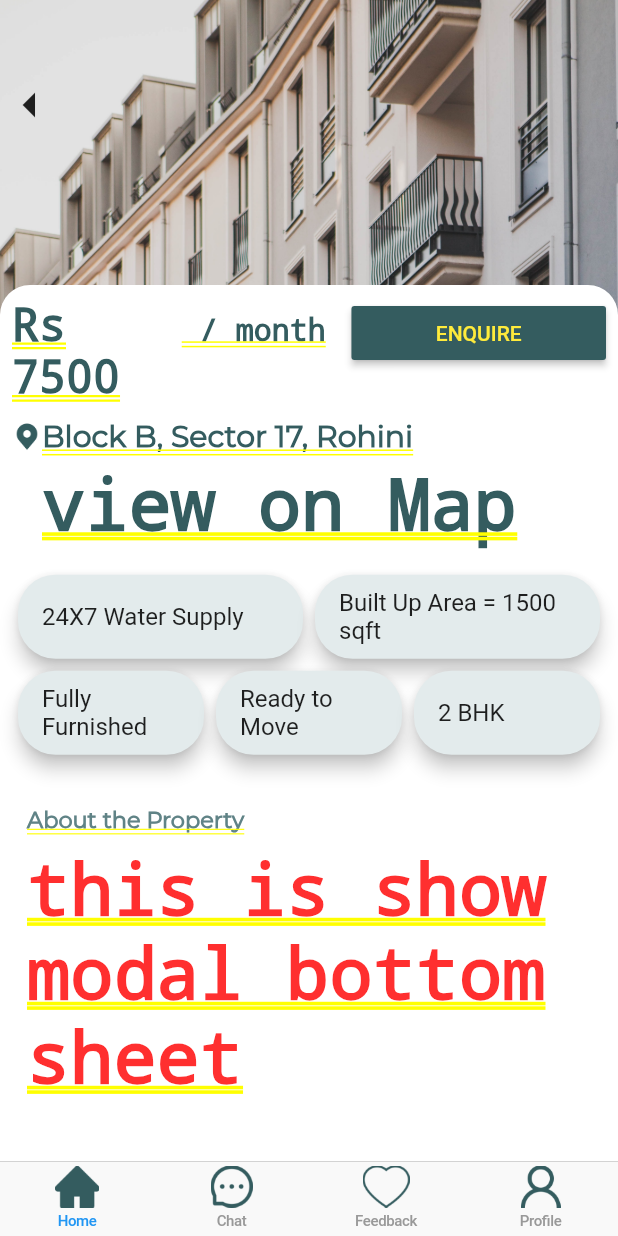
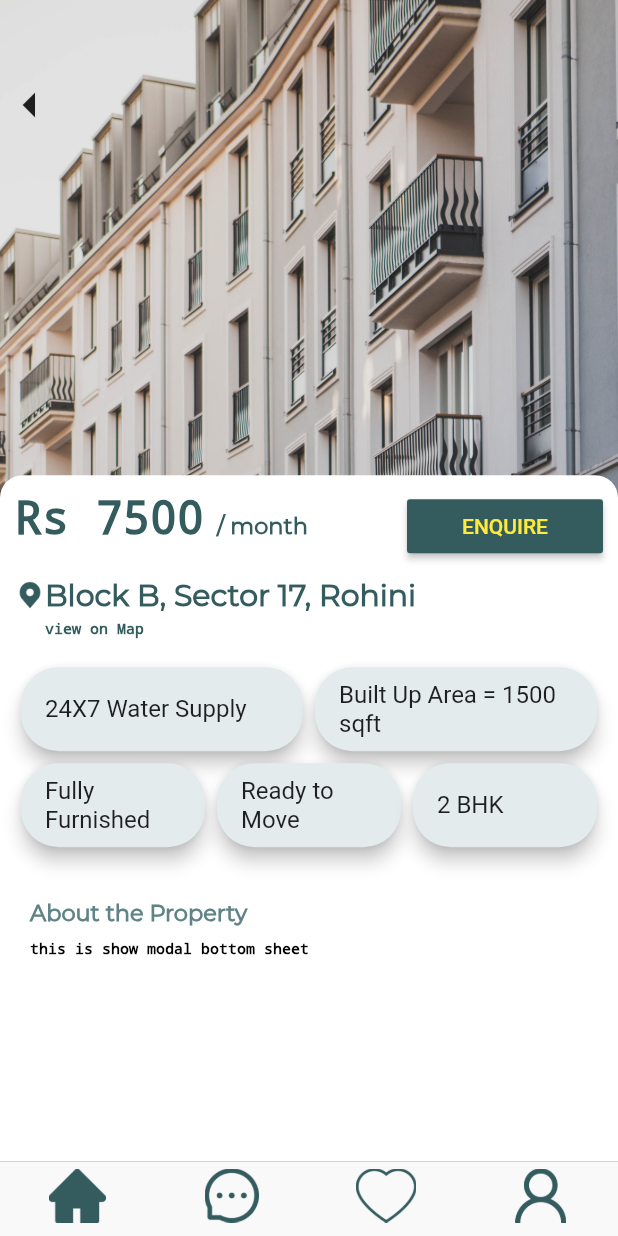
Before and after one commit to deepakkdkk/monkhood, a Flutter app: the screen it shows after launch, after a tap on an icon or button, on a phone screen of 412 x 824 dp. Run offline on Flutter 3.47's test engine with Material 2 defaults, Android fonts, the light colour scheme and no system bars; our stand-ins replace sticky_headers.

Commit message:
search bar, icons, bottomnavigationbar and some more changes

```diff
--- a/lib/main.dart
+++ b/lib/main.dart
@@ -24,21 +24,18 @@ class _MyAppState extends State<MyApp> {
               BottomNavigationBarItem(
                 activeIcon: BottomItemActive('assets/home_selected.png'),
                 icon: BottomItemInactive('assets/home_unselected.png'),
-                label: 'Home',
               ),
               BottomNavigationBarItem(
                 activeIcon: BottomItemActive('assets/chat_selected.png'),
                 icon: BottomItemInactive('assets/chat_unselected.png'),
-                label: 'Chat',
               ),
               BottomNavigationBarItem(
-                  activeIcon: BottomItemActive('assets/feedback_selected.png'),
-                  icon: BottomItemInactive('assets/feedback_unselected.png'),
-                  label: 'Feedback'),
+                activeIcon: BottomItemActive('assets/feedback_selected.png'),
+                icon: BottomItemInactive('assets/feedback_unselected.png'),
+              ),
               BottomNavigationBarItem(
                 activeIcon: BottomItemActive('assets/profile_selected.png'),
                 icon: BottomItemInactive('assets/profile_unselected.png'),
-                label: 'Profile',
               ),
             ],
           ),
@@ -87,7 +84,7 @@ class BottomItemActive extends StatelessWidget {
   @override
   Widget build(BuildContext context) {
     return Padding(
-      padding: const EdgeInsets.all(3.0),
+      padding: const EdgeInsets.all(5.0),
       child: Image(
         image: AssetImage(selectedItem),
       ),
@@ -101,7 +98,7 @@ class BottomItemInactive extends StatelessWidget {
   @override
   Widget build(BuildContext context) {
     return Padding(
-      padding: const EdgeInsets.all(3.0),
+      padding: const EdgeInsets.all(5.0),
       child: Image(
         image: AssetImage(unselectedItem),
       ),
--- a/lib/pages/functions/heading_page.dart
+++ b/lib/pages/functions/heading_page.dart
@@ -10,6 +10,7 @@ class Heading extends StatelessWidget {
       child: Text(
         texting,
         style: TextStyle(
+          decoration: TextDecoration.none,
           fontSize: 15,
           color: Color(0xFF608386),
           fontWeight: FontWeight.bold,
--- a/lib/pages/functions/last_searchTap.dart
+++ b/lib/pages/functions/last_searchTap.dart
@@ -21,7 +21,6 @@ class _LastSearchTapState extends State<LastSearchTap> {
         ),
       ),
       child: Column(
-
         crossAxisAlignment: CrossAxisAlignment.start,
         children: [
           SizedBox(
@@ -36,7 +35,6 @@ class _LastSearchTapState extends State<LastSearchTap> {
               Navigator.pop(context);
             },
           ),
-
           SizedBox(
             height: 100,
           ),
@@ -44,15 +42,28 @@ class _LastSearchTapState extends State<LastSearchTap> {
             flex: 1,
             child: Container(
               decoration: BoxDecoration(
-                  color: Colors.white,
                 borderRadius: BorderRadius.only(
                   topLeft: Radius.circular(20),
                   topRight: Radius.circular(20),
-                  )),
-              child: SingleChildScrollView(
-                child: Padding(
-                  padding: const EdgeInsets.all(8.0),
-                  child: Column(
+                ),
+              ),
+              child: DraggableScrollableSheet(
+                initialChildSize: 0.8,
+                minChildSize: 0.5,
+                maxChildSize: 0.9,
+                builder: (_, controller) => Container(
+                  decoration: BoxDecoration(
+                    color: Colors.white,
+                    borderRadius: BorderRadius.only(
+                      topLeft: Radius.circular(15),
+                      topRight: Radius.circular(15),
+                    ),
+                  ),
+                  padding: EdgeInsets.all(10),
+                  child: ListView(
+                    controller: controller,
+                    children: [
+                      Column(
                         crossAxisAlignment: CrossAxisAlignment.start,
                         children: [
                           Row(
@@ -60,27 +71,30 @@ class _LastSearchTapState extends State<LastSearchTap> {
                             textBaseline: TextBaseline.alphabetic,
                             children: [
                               Expanded(
-                            flex: 2,
+                                flex: 1,
                                 child: Text(
                                   'Rs 7500',
                                   style: TextStyle(
+                                    decoration: TextDecoration.none,
                                     fontSize: 30,
                                     color: Color(0xFF345C5F),
                                   ),
                                 ),
                               ),
                               Expanded(
-                            flex: 2,
+                                flex: 1,
                                 child: Text(
                                   ' / month',
                                   style: TextStyle(
-                                fontSize: 20,
+                                    fontFamily: 'Montserrat',
+                                    decoration: TextDecoration.none,
+                                    fontSize: 15,
                                     color: Color(0xFF345C5F),
                                   ),
                                 ),
                               ),
                               Expanded(
-                            flex: 3,
+                                flex: 1,
                                 child: RaisedButton(
                                   color: Color(0xFF345C5F),
                                   onPressed: () {},
@@ -107,6 +121,7 @@ class _LastSearchTapState extends State<LastSearchTap> {
                               Text(
                                 'Block B, Sector 17, Rohini',
                                 style: TextStyle(
+                                  decoration: TextDecoration.none,
                                   fontFamily: 'Montserrat',
                                   fontSize: 20,
                                   color: Color(0xFF345C5F),
@@ -119,8 +134,9 @@ class _LastSearchTapState extends State<LastSearchTap> {
                             child: Text(
                               'view on Map',
                               style: TextStyle(
+                                fontSize: 10,
                                 color: Color(0xFF345C5F),
-                            decoration: TextDecoration.underline,
+                                decoration: TextDecoration.none,
                               ),
                             ),
                           ),
@@ -143,8 +159,17 @@ class _LastSearchTapState extends State<LastSearchTap> {
                           Heading('About the Property'),
                           Padding(
                             padding: const EdgeInsets.fromLTRB(10, 0, 10, 3),
-                        child: Text('this is show modal bottom sheet'),
+                            child: Text(
+                              'this is show modal bottom sheet',
+                              style: TextStyle(
+                                decoration: TextDecoration.none,
+                                fontSize: 10,
+                                color: Colors.black,
                               ),
+                            ),
+                          ),
+                        ],
+                      )
                     ],
                   ),
                 ),
--- a/lib/pages/functions/search_bar.dart
+++ b/lib/pages/functions/search_bar.dart
@@ -9,31 +9,32 @@ class _SearchBarState extends State<SearchBar> {
   @override
   Widget build(BuildContext context) {
     return Container(
+      height: 100,
       color: Colors.white,
       child: Row(
         children: [
           Expanded(
             flex: 5,
             child: Padding(
-              padding: const EdgeInsets.fromLTRB(10, 13, 10, 13),
+              padding: const EdgeInsets.fromLTRB(10, 18, 10, 18),
               child: TextField(
                 decoration: InputDecoration(
                   filled: true,
                   fillColor: Color(0xFFF2F2F2),
                   border: OutlineInputBorder(
-                    borderRadius: BorderRadius.circular(45),
+                    borderSide: BorderSide.none,
+                    borderRadius: BorderRadius.circular(40),
                   ),
-                  prefixIcon: FlatButton(
-                    child: Icon(
-                      Icons.search,
+                  prefixIcon: Align(
+                    widthFactor: 0.1,
+                    child: FlatButton(
+                      child: Icon(
+                        Icons.search,
+                        size: 30.0,
+                      ),
+                      onPressed: () {},
                     ),
-                    onPressed: () {},
                   ),
-                  // suffixIcon: Image(
-                  //   height: 10.0,
-                  //   width: 10.0,
-                  //   image: AssetImage('assets/filter_icon.png'),
-                  // ),
                   hintText: 'Enter the place name',
                   hintStyle: TextStyle(
                     color: Colors.grey,
--- a/lib/pages/functions/services.dart
+++ b/lib/pages/functions/services.dart
@@ -6,6 +6,7 @@ class Services extends StatelessWidget {
   @override
   Widget build(BuildContext context) {
     return Column(
+
       children: [
         Padding(
           padding: const EdgeInsets.all(10.0),
--- a/lib/pages/home_page.dart
+++ b/lib/pages/home_page.dart
@@ -37,16 +37,17 @@ class _HomePageState extends State<HomePage> {
                 Container(
                   color: Color(0xFFDEECED),
                   child: Row(
-                    mainAxisAlignment: MainAxisAlignment.center,
+                    mainAxisAlignment: MainAxisAlignment.spaceAround,
+                    crossAxisAlignment: CrossAxisAlignment.center,
                     children: [
                       Services(
                         servicename: 'Flats',
                       ),
                       Services(
-                        servicename: 'furniture',
+                        servicename: 'Furniture',
                       ),
                       Services(
-                        servicename: 'appliances',
+                        servicename: 'Appliances',
                       ),
                       Services(
                         servicename: 'Services',
@@ -60,7 +61,7 @@ class _HomePageState extends State<HomePage> {
                     crossAxisAlignment: CrossAxisAlignment.start,
                     children: [
                       Container(
-                        height: 100,
+                        height: 200,
                         color: Color(0xFFC4C4C4),
                       ),
                       SizedBox(
```
Lines whose indentation alone changed are shown as unchanged.
